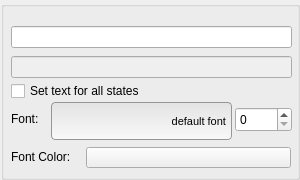
Above: Tools/UIEditor/UI/PropertyGridWidgets/textpropertygridwidget.ui from xaoctech/dava.engine before the change. Below: the same form after it.
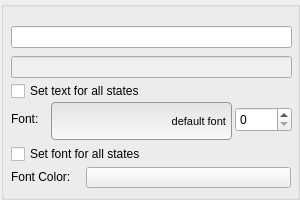
That is the form after the change. Custom widgets are drawn as their Qt base class.

```diff
--- a/Tools/UIEditor/UI/PropertyGridWidgets/textpropertygridwidget.ui
+++ b/Tools/UIEditor/UI/PropertyGridWidgets/textpropertygridwidget.ui
@@ -7,13 +7,13 @@
     <x>0</x>
     <y>0</y>
     <width>300</width>
-    <height>180</height>
+    <height>200</height>
    </rect>
   </property>
   <property name="minimumSize">
    <size>
     <width>300</width>
-    <height>180</height>
+    <height>200</height>
    </size>
   </property>
   <property name="windowTitle">
@@ -25,13 +25,13 @@
      <x>1</x>
      <y>1</y>
      <width>299</width>
-     <height>179</height>
+     <height>199</height>
     </rect>
    </property>
    <property name="minimumSize">
     <size>
      <width>299</width>
-     <height>179</height>
+     <height>199</height>
     </size>
    </property>
    <property name="title">
@@ -120,7 +120,7 @@
     <property name="geometry">
      <rect>
       <x>10</x>
-      <y>148</y>
+      <y>168</y>
       <width>71</width>
       <height>16</height>
      </rect>
@@ -133,7 +133,7 @@
     <property name="geometry">
      <rect>
       <x>85</x>
-      <y>146</y>
+      <y>166</y>
       <width>205</width>
       <height>21</height>
      </rect>
@@ -142,6 +142,19 @@
      <string/>
     </property>
    </widget>
+   <widget class="QCheckBox" name="fontForAllStatesCheckBox">
+    <property name="geometry">
+     <rect>
+      <x>10</x>
+      <y>143</y>
+      <width>281</width>
+      <height>20</height>
+     </rect>
+    </property>
+    <property name="text">
+     <string>Set font for all states</string>
+    </property>
+   </widget>
   </widget>
  </widget>
  <customwidgets>
```
Left out of the diff: 2 changed lines with no effect on the pictures.
